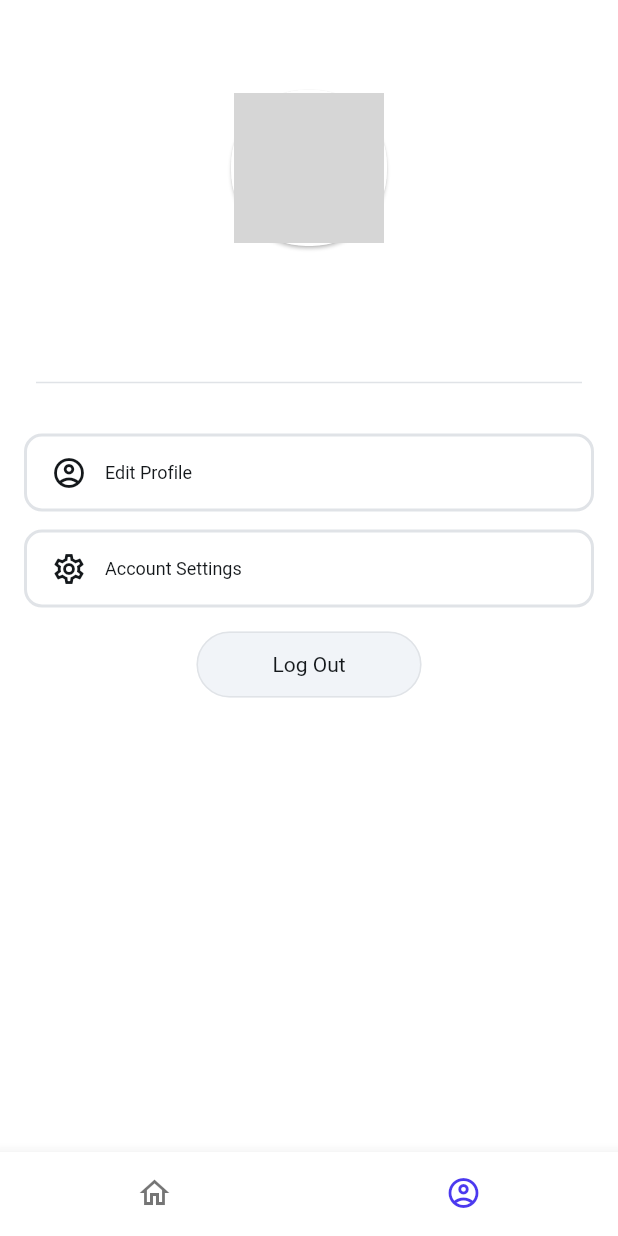
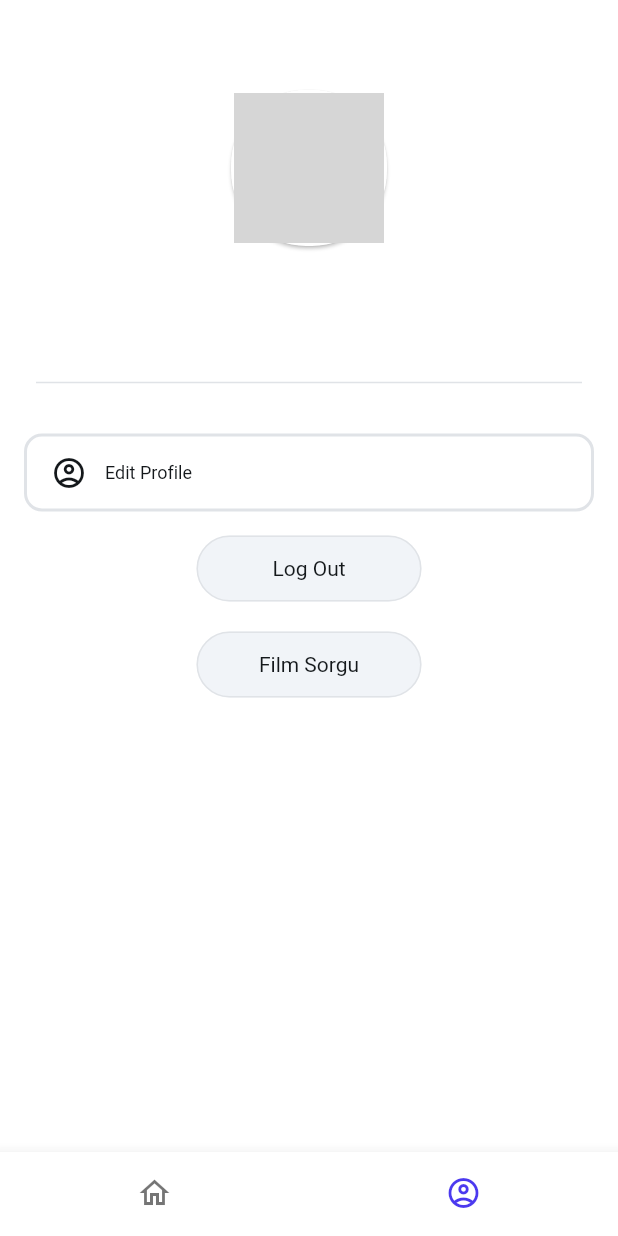
Before and after one commit to alemdarwilson/AiEmotions_Final_Project, a Flutter app: the screen it shows once a user with an empty profile is signed in, item 2 of the bottom bar chosen, on a phone screen of 412 x 824 dp. Run offline on Flutter 3.47's test engine with Material 3 defaults, Android fonts, the phone set to English and light mode, and no system bars; drawn by our look-alikes of auto_size_text, flutter_animate; our stand-ins replace chewie, cloud_firestore, file_picker, firebase_auth, firebase_core, firebase_storage and 16 more; missing offline and left inert: json_path, mime_type, webviewx_plus; accounts and stored records are empty; network calls fail; Roboto replaces fonts that are missing (Readex Pro); grey boxes are pictures that could not be loaded.

Commit message:
Update profile_widget.dart

```diff
--- a/lib/pages/profile/profile_widget.dart
+++ b/lib/pages/profile/profile_widget.dart
@@ -9,6 +9,7 @@ import 'package:flutter/scheduler.dart';
 import 'package:flutter_animate/flutter_animate.dart';
 import 'package:google_fonts/google_fonts.dart';
 import 'package:provider/provider.dart';
+
 import 'profile_model.dart';
 export 'profile_model.dart';
 
@@ -113,7 +114,7 @@ class _ProfileWidgetState extends State<ProfileWidget>
           ),
         ],
       ),
-      'containerOnPageLoadAnimation1': AnimationInfo(
+      'containerOnPageLoadAnimation': AnimationInfo(
         trigger: AnimationTrigger.onPageLoad,
         effectsBuilder: () => [
           VisibilityEffect(duration: 200.ms),
@@ -133,27 +134,7 @@ class _ProfileWidgetState extends State<ProfileWidget>
           ),
         ],
       ),
-      'containerOnPageLoadAnimation2': AnimationInfo(
-        trigger: AnimationTrigger.onPageLoad,
-        effectsBuilder: () => [
-          VisibilityEffect(duration: 300.ms),
-          FadeEffect(
-            curve: Curves.easeInOut,
-            delay: 300.0.ms,
-            duration: 600.0.ms,
-            begin: 0.0,
-            end: 1.0,
-          ),
-          MoveEffect(
-            curve: Curves.easeInOut,
-            delay: 300.0.ms,
-            duration: 600.0.ms,
-            begin: Offset(0.0, 60.0),
-            end: Offset(0.0, 0.0),
-          ),
-        ],
-      ),
-      'buttonOnPageLoadAnimation': AnimationInfo(
+      'buttonOnPageLoadAnimation1': AnimationInfo(
         trigger: AnimationTrigger.onPageLoad,
         effectsBuilder: () => [
           VisibilityEffect(duration: 400.ms),
@@ -173,13 +154,27 @@ class _ProfileWidgetState extends State<ProfileWidget>
           ),
         ],
       ),
+      'buttonOnPageLoadAnimation2': AnimationInfo(
+        trigger: AnimationTrigger.onPageLoad,
+        effectsBuilder: () => [
+          VisibilityEffect(duration: 1.ms),
+          FadeEffect(
+            curve: Curves.easeInOut,
+            delay: 0.0.ms,
+            duration: 600.0.ms,
+            begin: 0.0,
+            end: 1.0,
+          ),
+          MoveEffect(
+            curve: Curves.easeInOut,
+            delay: 0.0.ms,
+            duration: 600.0.ms,
+            begin: Offset(0.0, 60.0),
+            end: Offset(0.0, 0.0),
+          ),
+        ],
+      ),
     });
-    setupAnimations(
-      animationsMap.values.where((anim) =>
-          anim.trigger == AnimationTrigger.onActionTrigger ||
-          !anim.applyInitialState),
-      this,
-    );
   }
 
   @override
@@ -203,7 +198,7 @@ class _ProfileWidgetState extends State<ProfileWidget>
           automaticallyImplyLeading: false,
           actions: [],
           centerTitle: false,
-          elevation: 0.0,
+          elevation: 0,
         ),
         body: SafeArea(
           top: true,
@@ -213,20 +208,20 @@ class _ProfileWidgetState extends State<ProfileWidget>
               Card(
                 clipBehavior: Clip.antiAliasWithSaveLayer,
                 shape: RoundedRectangleBorder(
-                  borderRadius: BorderRadius.circular(50.0),
+                  borderRadius: BorderRadius.circular(50),
                 ),
                 child: Padding(
-                  padding: EdgeInsets.all(2.0),
+                  padding: EdgeInsets.all(2),
                   child: AuthUserStreamWidget(
                     builder: (context) => ClipRRect(
-                      borderRadius: BorderRadius.circular(60.0),
+                      borderRadius: BorderRadius.circular(60),
                       child: Image.network(
                         valueOrDefault<String>(
                           currentUserPhoto,
                           'https://i.hizliresim.com/hhmvir1.png',
                         ),
-                        width: 100.0,
-                        height: 100.0,
+                        width: 100,
+                        height: 100,
                         fit: BoxFit.cover,
                       ),
                     ),
@@ -234,38 +229,38 @@ class _ProfileWidgetState extends State<ProfileWidget>
                 ),
               ).animateOnPageLoad(animationsMap['cardOnPageLoadAnimation']!),
               Padding(
-                padding: EdgeInsetsDirectional.fromSTEB(0.0, 12.0, 0.0, 0.0),
+                padding: EdgeInsetsDirectional.fromSTEB(0, 12, 0, 0),
                 child: AuthUserStreamWidget(
                   builder: (context) => Text(
                     currentUserDisplayName,
                     style: FlutterFlowTheme.of(context).headlineSmall.override(
                           fontFamily: 'Outfit',
-                          letterSpacing: 0.0,
+                          letterSpacing: 0,
                         ),
                   ).animateOnPageLoad(
                       animationsMap['textOnPageLoadAnimation1']!),
                 ),
               ),
               Padding(
-                padding: EdgeInsetsDirectional.fromSTEB(0.0, 4.0, 0.0, 0.0),
+                padding: EdgeInsetsDirectional.fromSTEB(0, 4, 0, 0),
                 child: Text(
                   currentUserEmail,
                   style: FlutterFlowTheme.of(context).titleSmall.override(
                         fontFamily: 'Readex Pro',
                         color: FlutterFlowTheme.of(context).secondary,
-                        letterSpacing: 0.0,
+                        letterSpacing: 0,
                       ),
                 ).animateOnPageLoad(animationsMap['textOnPageLoadAnimation2']!),
               ),
               Divider(
-                height: 44.0,
-                thickness: 1.0,
-                indent: 24.0,
-                endIndent: 24.0,
+                height: 44,
+                thickness: 1,
+                indent: 24,
+                endIndent: 24,
                 color: FlutterFlowTheme.of(context).alternate,
               ).animateOnPageLoad(animationsMap['dividerOnPageLoadAnimation']!),
               Padding(
-                padding: EdgeInsetsDirectional.fromSTEB(16.0, 12.0, 16.0, 0.0),
+                padding: EdgeInsetsDirectional.fromSTEB(16, 12, 16, 0),
                 child: InkWell(
                   splashColor: Colors.transparent,
                   focusColor: Colors.transparent,
@@ -278,95 +273,54 @@ class _ProfileWidgetState extends State<ProfileWidget>
                     width: double.infinity,
                     decoration: BoxDecoration(
                       color: FlutterFlowTheme.of(context).secondaryBackground,
-                      borderRadius: BorderRadius.circular(12.0),
+                      borderRadius: BorderRadius.circular(12),
                       border: Border.all(
                         color: FlutterFlowTheme.of(context).alternate,
-                        width: 2.0,
+                        width: 2,
                       ),
                     ),
-                    child: Padding(
-                      padding:
-                          EdgeInsetsDirectional.fromSTEB(8.0, 12.0, 8.0, 12.0),
                     child: Row(
                       mainAxisSize: MainAxisSize.max,
                       children: [
                         Padding(
-                            padding: EdgeInsetsDirectional.fromSTEB(
-                                8.0, 0.0, 0.0, 0.0),
+                          padding: EdgeInsetsDirectional.fromSTEB(8, 12, 8, 12),
+                          child: Row(
+                            mainAxisSize: MainAxisSize.max,
+                            children: [
+                              Padding(
+                                padding:
+                                    EdgeInsetsDirectional.fromSTEB(8, 0, 0, 0),
                                 child: Icon(
                                   Icons.account_circle_outlined,
-                              color: FlutterFlowTheme.of(context).primaryText,
-                              size: 24.0,
+                                  color:
+                                      FlutterFlowTheme.of(context).primaryText,
+                                  size: 24,
                                 ),
                               ),
                               Padding(
-                            padding: EdgeInsetsDirectional.fromSTEB(
-                                12.0, 0.0, 0.0, 0.0),
+                                padding:
+                                    EdgeInsetsDirectional.fromSTEB(12, 0, 0, 0),
                                 child: Text(
                                   'Edit Profile',
                                   style: FlutterFlowTheme.of(context)
                                       .bodyMedium
                                       .override(
                                         fontFamily: 'Readex Pro',
-                                    letterSpacing: 0.0,
+                                        letterSpacing: 0,
                                       ),
                                 ),
                               ),
                             ],
                           ),
                         ),
-                  ),
-                ).animateOnPageLoad(
-                    animationsMap['containerOnPageLoadAnimation1']!),
-              ),
-              Padding(
-                padding: EdgeInsetsDirectional.fromSTEB(16.0, 12.0, 16.0, 0.0),
-                child: Container(
-                  width: double.infinity,
-                  decoration: BoxDecoration(
-                    color: FlutterFlowTheme.of(context).secondaryBackground,
-                    borderRadius: BorderRadius.circular(12.0),
-                    border: Border.all(
-                      color: FlutterFlowTheme.of(context).alternate,
-                      width: 2.0,
-                    ),
-                  ),
-                  child: Padding(
-                    padding:
-                        EdgeInsetsDirectional.fromSTEB(8.0, 12.0, 8.0, 12.0),
-                    child: Row(
-                      mainAxisSize: MainAxisSize.max,
-                      children: [
-                        Padding(
-                          padding: EdgeInsetsDirectional.fromSTEB(
-                              8.0, 0.0, 0.0, 0.0),
-                          child: Icon(
-                            Icons.settings_outlined,
-                            color: FlutterFlowTheme.of(context).primaryText,
-                            size: 24.0,
-                          ),
-                        ),
-                        Padding(
-                          padding: EdgeInsetsDirectional.fromSTEB(
-                              12.0, 0.0, 0.0, 0.0),
-                          child: Text(
-                            'Account Settings',
-                            style: FlutterFlowTheme.of(context)
-                                .bodyMedium
-                                .override(
-                                  fontFamily: 'Readex Pro',
-                                  letterSpacing: 0.0,
-                                ),
-                          ),
-                        ),
                       ],
                     ),
                   ),
                 ).animateOnPageLoad(
-                    animationsMap['containerOnPageLoadAnimation2']!),
+                    animationsMap['containerOnPageLoadAnimation']!),
               ),
               Padding(
-                padding: EdgeInsetsDirectional.fromSTEB(0.0, 16.0, 0.0, 0.0),
+                padding: EdgeInsetsDirectional.fromSTEB(0, 16, 0, 0),
                 child: FFButtonWidget(
                   onPressed: () async {
                     GoRouter.of(context).prepareAuthEvent();
@@ -377,25 +331,51 @@ class _ProfileWidgetState extends State<ProfileWidget>
                   },
                   text: 'Log Out',
                   options: FFButtonOptions(
-                    width: 150.0,
-                    height: 44.0,
-                    padding: EdgeInsetsDirectional.fromSTEB(0.0, 0.0, 0.0, 0.0),
-                    iconPadding:
-                        EdgeInsetsDirectional.fromSTEB(0.0, 0.0, 0.0, 0.0),
+                    width: 150,
+                    height: 44,
+                    padding: EdgeInsetsDirectional.fromSTEB(0, 0, 0, 0),
+                    iconPadding: EdgeInsetsDirectional.fromSTEB(0, 0, 0, 0),
                     color: FlutterFlowTheme.of(context).primaryBackground,
                     textStyle: FlutterFlowTheme.of(context).bodyLarge.override(
                           fontFamily: 'Readex Pro',
-                          letterSpacing: 0.0,
+                          letterSpacing: 0,
                         ),
-                    elevation: 0.0,
+                    elevation: 0,
                     borderSide: BorderSide(
                       color: FlutterFlowTheme.of(context).alternate,
-                      width: 1.0,
+                      width: 1,
                     ),
-                    borderRadius: BorderRadius.circular(38.0),
+                    borderRadius: BorderRadius.circular(38),
                   ),
                 ).animateOnPageLoad(
-                    animationsMap['buttonOnPageLoadAnimation']!),
+                    animationsMap['buttonOnPageLoadAnimation1']!),
+              ),
+              Padding(
+                padding: EdgeInsetsDirectional.fromSTEB(0, 20, 0, 0),
+                child: FFButtonWidget(
+                  onPressed: () async {
+                    context.pushNamed('FilmSorgu');
+                  },
+                  text: 'Film Sorgu',
+                  options: FFButtonOptions(
+                    width: 150,
+                    height: 44,
+                    padding: EdgeInsetsDirectional.fromSTEB(0, 0, 0, 0),
+                    iconPadding: EdgeInsetsDirectional.fromSTEB(0, 0, 0, 0),
+                    color: FlutterFlowTheme.of(context).primaryBackground,
+                    textStyle: FlutterFlowTheme.of(context).bodyLarge.override(
+                          fontFamily: 'Readex Pro',
+                          letterSpacing: 0,
+                        ),
+                    elevation: 0,
+                    borderSide: BorderSide(
+                      color: FlutterFlowTheme.of(context).alternate,
+                      width: 1,
+                    ),
+                    borderRadius: BorderRadius.circular(38),
+                  ),
+                ).animateOnPageLoad(
+                    animationsMap['buttonOnPageLoadAnimation2']!),
               ),
             ],
           ),
```
Lines whose indentation alone changed are shown as unchanged.
